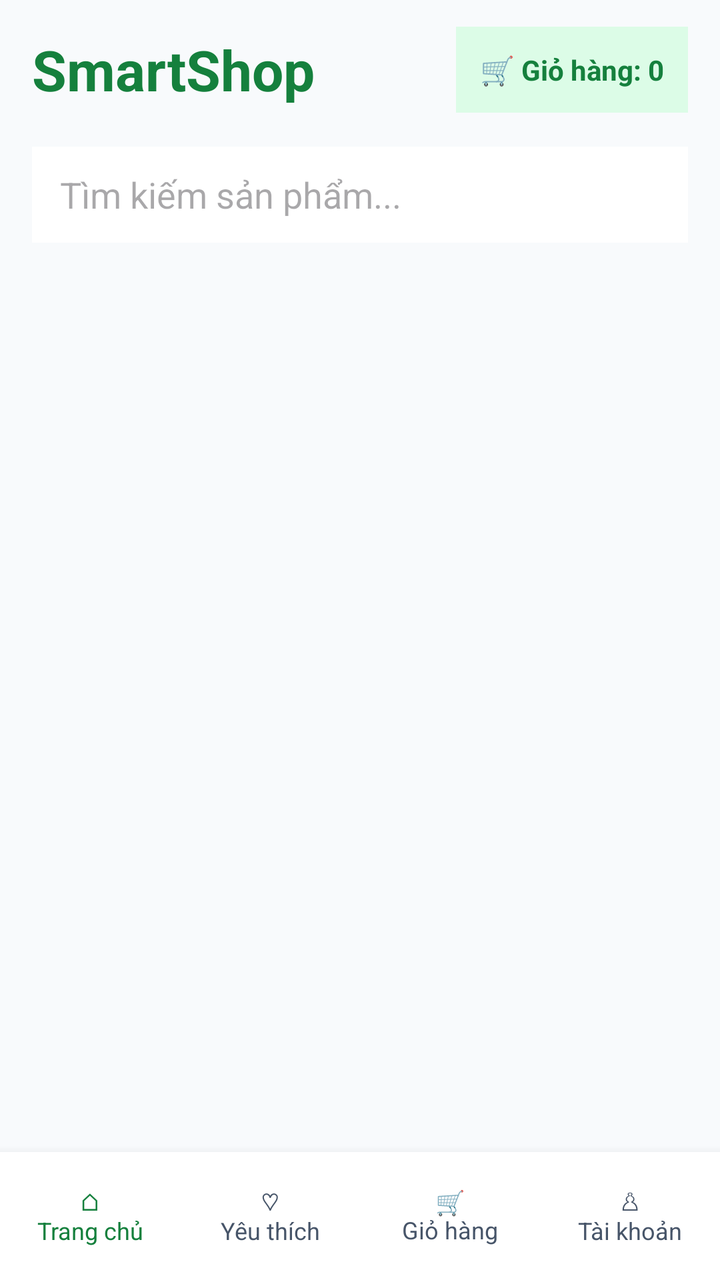
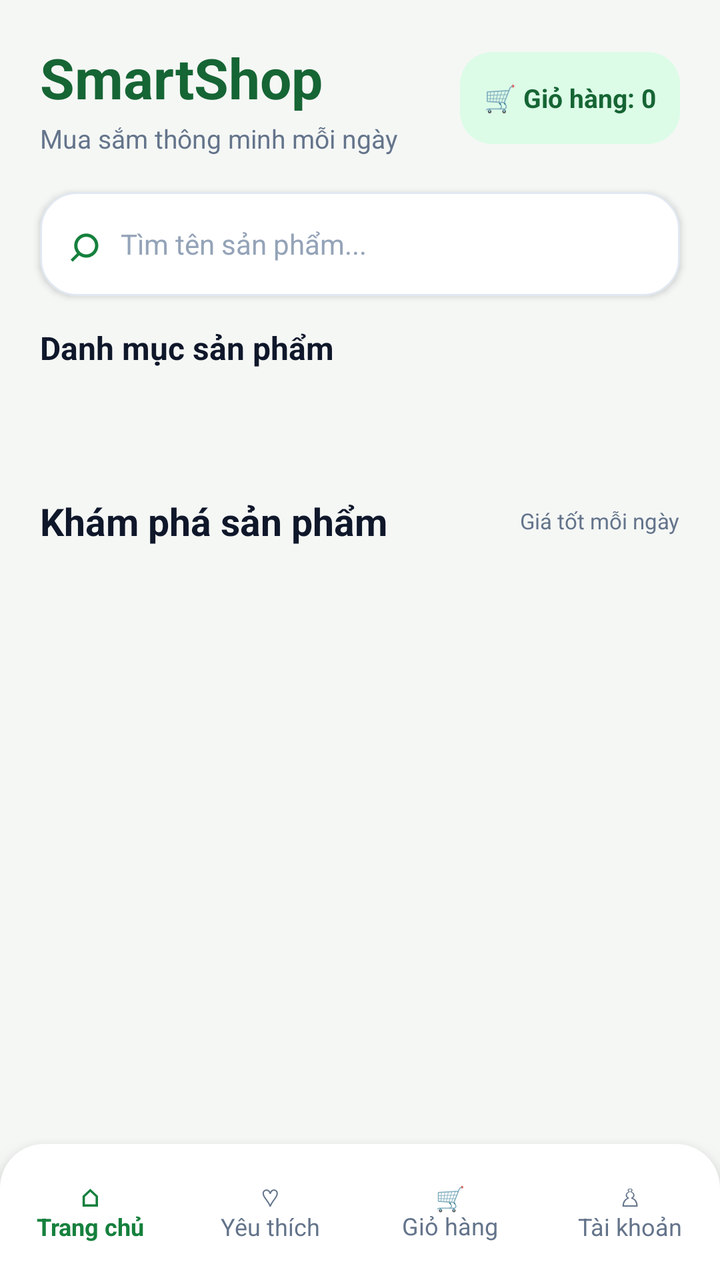

Two renders of the same Android screen: before a commit and after it. Below are the layout's source before the change and the commit's diff.
<!-- AndroidManifest.xml: application theme Theme.SmartShop -->
<!-- res/layout/activity_main.xml -->
<?xml version="1.0" encoding="utf-8"?>
<androidx.constraintlayout.widget.ConstraintLayout
    xmlns:android="http://schemas.android.com/apk/res/android"
    xmlns:app="http://schemas.android.com/apk/res-auto"
    xmlns:tools="http://schemas.android.com/tools"
    android:id="@+id/main"
    android:layout_width="match_parent"
    android:layout_height="match_parent"
    android:background="#F8FAFC"
    tools:context=".MainActivity">

    <TextView
        android:id="@+id/txtTitle"
        android:layout_width="wrap_content"
        android:layout_height="wrap_content"
        android:layout_marginStart="16dp"
        android:layout_marginTop="16dp"
        android:text="SmartShop"
        android:textColor="#15803D"
        android:textSize="28sp"
        android:textStyle="bold"
        app:layout_constraintStart_toStartOf="parent"
        app:layout_constraintTop_toTopOf="parent" />

    <TextView
        android:id="@+id/txtCart"
        android:layout_width="wrap_content"
        android:layout_height="wrap_content"
        android:layout_marginEnd="16dp"
        android:background="#DCFCE7"
        android:padding="12dp"
        android:text="🛒 Giỏ hàng: 0"
        android:textColor="#15803D"
        android:textStyle="bold"
        app:layout_constraintBottom_toBottomOf="@id/txtTitle"
        app:layout_constraintEnd_toEndOf="parent"
        app:layout_constraintTop_toTopOf="@id/txtTitle" />

    <EditText
        android:id="@+id/edtSearch"
        android:layout_width="0dp"
        android:layout_height="48dp"
        android:layout_marginStart="16dp"
        android:layout_marginTop="20dp"
        android:layout_marginEnd="16dp"
        android:background="#FFFFFF"
        android:hint="Tìm kiếm sản phẩm..."
        android:inputType="text"
        android:paddingStart="14dp"
        android:paddingEnd="14dp"
        android:singleLine="true"
        app:layout_constraintEnd_toEndOf="parent"
        app:layout_constraintStart_toStartOf="parent"
        app:layout_constraintTop_toBottomOf="@id/txtTitle" />

    <androidx.recyclerview.widget.RecyclerView
        android:id="@+id/rvProducts"
        android:layout_width="0dp"
        android:layout_height="0dp"
        android:clipToPadding="false"
        android:paddingTop="12dp"
        android:paddingBottom="8dp"
        app:layout_constraintBottom_toTopOf="@id/bottomNavigation"
        app:layout_constraintEnd_toEndOf="parent"
        app:layout_constraintStart_toStartOf="parent"
        app:layout_constraintTop_toBottomOf="@id/edtSearch"
        tools:listitem="@layout/item_product" />

    <LinearLayout
        android:id="@+id/bottomNavigation"
        android:layout_width="0dp"
        android:layout_height="64dp"
        android:background="#FFFFFF"
        android:elevation="8dp"
        android:gravity="center"
        android:orientation="horizontal"
        app:layout_constraintBottom_toBottomOf="parent"
        app:layout_constraintEnd_toEndOf="parent"
        app:layout_constraintStart_toStartOf="parent">

        <TextView
            android:id="@+id/navHome"
            android:layout_width="0dp"
            android:layout_height="match_parent"
            android:layout_weight="1"
            android:gravity="center"
            android:text="⌂\nTrang chủ"
            android:textColor="#15803D"
            android:textSize="12sp" />

        <TextView
            android:id="@+id/navFavorite"
            android:layout_width="0dp"
            android:layout_height="match_parent"
            android:layout_weight="1"
            android:gravity="center"
            android:text="♡\nYêu thích"
            android:textColor="#475569"
            android:textSize="12sp" />

        <TextView
            android:id="@+id/navCart"
            android:layout_width="0dp"
            android:layout_height="match_parent"
            android:layout_weight="1"
            android:gravity="center"
            android:text="🛒\nGiỏ hàng"
            android:textColor="#475569"
            android:textSize="12sp" />

        <TextView
            android:id="@+id/navAccount"
            android:layout_width="0dp"
            android:layout_height="match_parent"
            android:layout_weight="1"
            android:gravity="center"
            android:text="♙\nTài khoản"
            android:textColor="#475569"
            android:textSize="12sp" />

    </LinearLayout>

</androidx.constraintlayout.widget.ConstraintLayout>
<!-- res/layout/item_product.xml (included above) -->
<?xml version="1.0" encoding="utf-8"?>
<androidx.cardview.widget.CardView
    xmlns:android="http://schemas.android.com/apk/res/android"
    xmlns:app="http://schemas.android.com/apk/res-auto"
    android:layout_width="match_parent"
    android:layout_height="wrap_content"
    android:layout_marginBottom="12dp"
    android:layout_marginHorizontal="4dp"
    android:elevation="3dp"
    app:cardCornerRadius="12dp">

    <LinearLayout
        android:layout_width="match_parent"
        android:layout_height="wrap_content"
        android:orientation="horizontal"
        android:gravity="center_vertical"
        android:padding="10dp">

        
        <TextView
            android:id="@+id/txtEmoji"
            android:layout_width="56dp"
            android:layout_height="64dp"
            android:gravity="center"
            android:text="📱"
            android:textSize="32sp"
            android:background="#F1F5F9" />

        
        <LinearLayout
            android:layout_width="0dp"
            android:layout_height="wrap_content"
            android:layout_weight="1"
            android:orientation="vertical"
            android:layout_marginStart="8dp"
            android:layout_marginEnd="4dp">

            <TextView
                android:id="@+id/txtName"
                android:layout_width="match_parent"
                android:layout_height="wrap_content"
                android:text="Tên sản phẩm"
                android:textColor="#172033"
                android:textStyle="bold"
                android:textSize="14sp"
                android:maxLines="2" />

            <TextView
                android:id="@+id/txtCategory"
                android:layout_width="match_parent"
                android:layout_height="wrap_content"
                android:text="Danh mục"
                android:textColor="#64748B"
                android:textSize="12sp"
                android:layout_marginTop="4dp" />

            <TextView
                android:id="@+id/txtPrice"
                android:layout_width="match_parent"
                android:layout_height="wrap_content"
                android:text="100.000 đ"
                android:textColor="#15803D"
                android:textStyle="bold"
                android:textSize="12sp"
                android:layout_marginTop="5dp" />
        </LinearLayout>

        
        <TextView
            android:id="@+id/btnFavorite"
            android:layout_width="40dp"
            android:layout_height="44dp"
            android:gravity="center"
            android:text="♡"
            android:textSize="28sp"
            android:textColor="#64748B"
            android:background="?attr/selectableItemBackgroundBorderless"
            android:clickable="true"
            android:focusable="true"
            android:contentDescription="Thêm vào yêu thích" />

        
        <Button
            android:id="@+id/btnAddCart"
            android:layout_width="wrap_content"
            android:layout_height="40dp"
            android:minWidth="0dp"
            android:paddingStart="12dp"
            android:paddingEnd="12dp"
            android:text="Thêm"
            android:textSize="12sp"
            android:textAllCaps="false" />

    </LinearLayout>

</androidx.cardview.widget.CardView>
<!-- resources referenced by this layout -->
<resources>
  <style name="Theme.SmartShop" parent="Base.Theme.SmartShop" />
  <style name="Base.Theme.SmartShop" parent="Theme.Material3.DayNight.NoActionBar">
          
          
      </style>
</resources>

<!-- the commit's change to res/layout/activity_main.xml (unified diff, before → after) -->
@@ -6,96 +6,266 @@
     android:id="@+id/main"
     android:layout_width="match_parent"
     android:layout_height="match_parent"
-    android:background="#F8FAFC"
-    tools:context=".MainActivity">
-
-    <TextView
-        android:id="@+id/txtTitle"
-        android:layout_width="wrap_content"
+    android:background="#F5F7F5"
+    tools:context=".ui.main.MainActivity">
+
+    
+    
+    
+
+    <LinearLayout
+        android:id="@+id/header"
+        android:layout_width="0dp"
         android:layout_height="wrap_content"
-        android:layout_marginStart="16dp"
-        android:layout_marginTop="16dp"
-        android:text="SmartShop"
-        android:textColor="#15803D"
-        android:textSize="28sp"
-        android:textStyle="bold"
-        app:layout_constraintStart_toStartOf="parent"
-        app:layout_constraintTop_toTopOf="parent" />
-
-    <TextView
-        android:id="@+id/txtCart"
-        android:layout_width="wrap_content"
-        android:layout_height="wrap_content"
-        android:layout_marginEnd="16dp"
-        android:background="#DCFCE7"
-        android:padding="12dp"
-        android:text="🛒 Giỏ hàng: 0"
-        android:textColor="#15803D"
-        android:textStyle="bold"
-        app:layout_constraintBottom_toBottomOf="@id/txtTitle"
-        app:layout_constraintEnd_toEndOf="parent"
-        app:layout_constraintTop_toTopOf="@id/txtTitle" />
-
-    <EditText
-        android:id="@+id/edtSearch"
-        android:layout_width="0dp"
-        android:layout_height="48dp"
-        android:layout_marginStart="16dp"
+        android:layout_marginStart="20dp"
         android:layout_marginTop="20dp"
-        android:layout_marginEnd="16dp"
-        android:background="#FFFFFF"
-        android:hint="Tìm kiếm sản phẩm..."
-        android:inputType="text"
+        android:layout_marginEnd="20dp"
+        android:gravity="center_vertical"
+        android:orientation="horizontal"
+        app:layout_constraintTop_toTopOf="parent"
+        app:layout_constraintStart_toStartOf="parent"
+        app:layout_constraintEnd_toEndOf="parent">
+
+        <LinearLayout
+            android:layout_width="0dp"
+            android:layout_height="wrap_content"
+            android:layout_weight="1"
+            android:orientation="vertical">
+
+            <TextView
+                android:id="@+id/txtTitle"
+                android:layout_width="wrap_content"
+                android:layout_height="wrap_content"
+                android:text="SmartShop"
+                android:textColor="#166534"
+                android:textSize="28sp"
+                android:textStyle="bold" />
+
+            <TextView
+                android:layout_width="wrap_content"
+                android:layout_height="wrap_content"
+                android:layout_marginTop="3dp"
+                android:text="Mua sắm thông minh mỗi ngày"
+                android:textColor="#64748B"
+                android:textSize="13sp" />
+
+        </LinearLayout>
+
+        <TextView
+            android:id="@+id/txtCart"
+            android:layout_width="wrap_content"
+            android:layout_height="46dp"
+            android:background="@drawable/bg_cart_button"
+            android:clickable="true"
+            android:focusable="true"
+            android:gravity="center"
+            android:minWidth="105dp"
+            android:paddingStart="12dp"
+            android:paddingEnd="12dp"
+            android:text="🛒 Giỏ hàng: 0"
+            android:textColor="#166534"
+            android:textSize="13sp"
+            android:textStyle="bold" />
+
+    </LinearLayout>
+
+
+    
+    
+    
+
+    <LinearLayout
+        android:id="@+id/searchContainer"
+        android:layout_width="0dp"
+        android:layout_height="52dp"
+        android:layout_marginStart="20dp"
+        android:layout_marginTop="18dp"
+        android:layout_marginEnd="20dp"
+        android:background="@drawable/bg_search_modern"
+        android:elevation="2dp"
+        android:gravity="center_vertical"
+        android:orientation="horizontal"
         android:paddingStart="14dp"
         android:paddingEnd="14dp"
-        android:singleLine="true"
-        app:layout_constraintEnd_toEndOf="parent"
-        app:layout_constraintStart_toStartOf="parent"
-        app:layout_constraintTop_toBottomOf="@id/txtTitle" />
+        app:layout_constraintTop_toBottomOf="@id/header"
+        app:layout_constraintStart_toStartOf="parent"
+        app:layout_constraintEnd_toEndOf="parent">
+
+        <TextView
+            android:layout_width="wrap_content"
+            android:layout_height="wrap_content"
+            android:text="⌕"
+            android:textColor="#15803D"
+            android:textSize="26sp" />
+
+        <EditText
+            android:id="@+id/edtSearch"
+            android:layout_width="0dp"
+            android:layout_height="match_parent"
+            android:layout_marginStart="10dp"
+            android:layout_weight="1"
+            android:background="@android:color/transparent"
+            android:hint="Tìm tên sản phẩm..."
+            android:imeOptions="actionSearch"
+            android:inputType="text"
+            android:padding="0dp"
+            android:singleLine="true"
+            android:textColor="#0F172A"
+            android:textColorHint="#94A3B8"
+            android:textSize="14sp" />
+
+    </LinearLayout>
+
+
+    
+    
+    
+
+    <TextView
+        android:id="@+id/txtCategoryHeading"
+        android:layout_width="0dp"
+        android:layout_height="wrap_content"
+        android:layout_marginStart="20dp"
+        android:layout_marginTop="15dp"
+        android:layout_marginEnd="20dp"
+        android:text="Danh mục sản phẩm"
+        android:textColor="#0F172A"
+        android:textSize="16sp"
+        android:textStyle="bold"
+        app:layout_constraintTop_toBottomOf="@id/searchContainer"
+        app:layout_constraintStart_toStartOf="parent"
+        app:layout_constraintEnd_toEndOf="parent" />
+
+
+    
+    
+    
+
+    <HorizontalScrollView
+        android:id="@+id/categoryScroll"
+        android:layout_width="0dp"
+        android:layout_height="48dp"
+        android:layout_marginTop="5dp"
+        android:clipToPadding="false"
+        android:fillViewport="false"
+        android:scrollbars="none"
+        android:overScrollMode="never"
+        app:layout_constraintTop_toBottomOf="@id/txtCategoryHeading"
+        app:layout_constraintStart_toStartOf="parent"
+        app:layout_constraintEnd_toEndOf="parent">
+
+        <LinearLayout
+            android:id="@+id/categoryRow"
+            android:layout_width="wrap_content"
+            android:layout_height="match_parent"
+            android:gravity="center_vertical"
+            android:orientation="horizontal"
+            android:paddingStart="20dp"
+            android:paddingEnd="20dp" />
+
+    </HorizontalScrollView>
+
+
+    
+    
+    
+
+    <LinearLayout
+        android:id="@+id/productHeading"
+        android:layout_width="0dp"
+        android:layout_height="wrap_content"
+        android:layout_marginStart="20dp"
+        android:layout_marginTop="10dp"
+        android:layout_marginEnd="20dp"
+        android:gravity="center_vertical"
+        android:orientation="horizontal"
+        app:layout_constraintTop_toBottomOf="@id/categoryScroll"
+        app:layout_constraintStart_toStartOf="parent"
+        app:layout_constraintEnd_toEndOf="parent">
+
+        <TextView
+            android:layout_width="0dp"
+            android:layout_height="wrap_content"
+            android:layout_weight="1"
+            android:text="Khám phá sản phẩm"
+            android:textColor="#0F172A"
+            android:textSize="19sp"
+            android:textStyle="bold" />
+
+        <TextView
+            android:layout_width="wrap_content"
+            android:layout_height="wrap_content"
+            android:text="Giá tốt mỗi ngày"
+            android:textColor="#64748B"
+            android:textSize="11sp" />
+
+    </LinearLayout>
+
+
+    
+    
+    
 
     <androidx.recyclerview.widget.RecyclerView
         android:id="@+id/rvProducts"
         android:layout_width="0dp"
         android:layout_height="0dp"
         android:clipToPadding="false"
+        android:paddingStart="16dp"
         android:paddingTop="12dp"
-        android:paddingBottom="8dp"
+        android:paddingEnd="16dp"
+        android:paddingBottom="16dp"
+        android:scrollbars="vertical"
+        android:fadeScrollbars="false"
+        android:overScrollMode="ifContentScrolls"
+        app:layout_constraintTop_toBottomOf="@id/productHeading"
         app:layout_constraintBottom_toTopOf="@id/bottomNavigation"
+        app:layout_constraintStart_toStartOf="parent"
         app:layout_constraintEnd_toEndOf="parent"
-        app:layout_constraintStart_toStartOf="parent"
-        app:layout_constraintTop_toBottomOf="@id/edtSearch"
         tools:listitem="@layout/item_product" />
+
+
+    
+    
+    
 
     <LinearLayout
         android:id="@+id/bottomNavigation"
         android:layout_width="0dp"
-        android:layout_height="64dp"
-        android:background="#FFFFFF"
+        android:layout_height="68dp"
+        android:background="@drawable/bg_bottom_nav"
         android:elevation="8dp"
         android:gravity="center"
         android:orientation="horizontal"
+        android:paddingTop="4dp"
+        android:paddingBottom="4dp"
         app:layout_constraintBottom_toBottomOf="parent"
-        app:layout_constraintEnd_toEndOf="parent"
-        app:layout_constraintStart_toStartOf="parent">
+        app:layout_constraintStart_toStartOf="parent"
+        app:layout_constraintEnd_toEndOf="parent">
 
         <TextView
             android:id="@+id/navHome"
             android:layout_width="0dp"
             android:layout_height="match_parent"
             android:layout_weight="1"
+            android:clickable="true"
+            android:focusable="true"
             android:gravity="center"
             android:text="⌂\nTrang chủ"
             android:textColor="#15803D"
-            android:textSize="12sp" />
+            android:textSize="12sp"
+            android:textStyle="bold" />
 
         <TextView
             android:id="@+id/navFavorite"
             android:layout_width="0dp"
             android:layout_height="match_parent"
             android:layout_weight="1"
+            android:clickable="true"
+            android:focusable="true"
             android:gravity="center"
             android:text="♡\nYêu thích"
-            android:textColor="#475569"
+            android:textColor="#64748B"
             android:textSize="12sp" />
 
         <TextView
@@ -103,9 +273,11 @@
             android:layout_width="0dp"
             android:layout_height="match_parent"
             android:layout_weight="1"
+            android:clickable="true"
+            android:focusable="true"
             android:gravity="center"
             android:text="🛒\nGiỏ hàng"
-            android:textColor="#475569"
+            android:textColor="#64748B"
             android:textSize="12sp" />
 
         <TextView
@@ -113,9 +285,11 @@
             android:layout_width="0dp"
             android:layout_height="match_parent"
             android:layout_weight="1"
+            android:clickable="true"
+            android:focusable="true"
             android:gravity="center"
             android:text="♙\nTài khoản"
-            android:textColor="#475569"
+            android:textColor="#64748B"
             android:textSize="12sp" />
 
     </LinearLayout>
@@ -128,27 +302,47 @@
     xmlns:app="http://schemas.android.com/apk/res-auto"
     android:layout_width="match_parent"
     android:layout_height="wrap_content"
+    android:layout_marginHorizontal="4dp"
     android:layout_marginBottom="12dp"
-    android:layout_marginHorizontal="4dp"
-    android:elevation="3dp"
-    app:cardCornerRadius="12dp">
+    app:cardCornerRadius="16dp"
+    app:cardElevation="3dp"
+    app:cardUseCompatPadding="false"
+    app:cardBackgroundColor="#FFFFFF">
 
     <LinearLayout
         android:layout_width="match_parent"
         android:layout_height="wrap_content"
         android:orientation="horizontal"
         android:gravity="center_vertical"
-        android:padding="10dp">
+        android:padding="12dp">
 
         
-        <TextView
-            android:id="@+id/txtEmoji"
-            android:layout_width="56dp"
-            android:layout_height="64dp"
-            android:gravity="center"
-            android:text="📱"
-            android:textSize="32sp"
-            android:background="#F1F5F9" />
+        <FrameLayout
+            android:layout_width="100dp"
+            android:layout_height="112dp"
+            android:background="#F1F8F3">
+
+            
+            <ImageView
+                android:id="@+id/imgProduct"
+                android:layout_width="match_parent"
+                android:layout_height="match_parent"
+                android:padding="5dp"
+                android:scaleType="fitCenter"
+                android:visibility="gone"
+                android:contentDescription="Hình ảnh sản phẩm" />
+
+            
+            <TextView
+                android:id="@+id/txtEmoji"
+                android:layout_width="match_parent"
+                android:layout_height="match_parent"
+                android:gravity="center"
+                android:text="📱"
+                android:textSize="36sp"
+                android:visibility="visible" />
+
+        </FrameLayout>
 
         
         <LinearLayout
@@ -156,65 +350,84 @@
             android:layout_height="wrap_content"
             android:layout_weight="1"
             android:orientation="vertical"
-            android:layout_marginStart="8dp"
-            android:layout_marginEnd="4dp">
-
+            android:layout_marginStart="12dp"
+            android:layout_marginEnd="5dp">
+
+            
             <TextView
                 android:id="@+id/txtName"
                 android:layout_width="match_parent"
                 android:layout_height="wrap_content"
                 android:text="Tên sản phẩm"
-                android:textColor="#172033"
+                android:textColor="#25332A"
                 android:textStyle="bold"
                 android:textSize="14sp"
-                android:maxLines="2" />
-
+                android:maxLines="2"
+                android:ellipsize="end" />
+
+            
             <TextView
                 android:id="@+id/txtCategory"
                 android:layout_width="match_parent"
                 android:layout_height="wrap_content"
-                android:text="Danh mục"
-                android:textColor="#64748B"
+                android:text="Điện thoại"
+                android:textColor="#78847B"
                 android:textSize="12sp"
-                android:layout_marginTop="4dp" />
-
+                android:layout_marginTop="5dp" />
+
+            
             <TextView
                 android:id="@+id/txtPrice"
                 android:layout_width="match_parent"
                 android:layout_height="wrap_content"
-                android:text="100.000 đ"
+                android:text="5.990.000 đ"
                 android:textColor="#15803D"
                 android:textStyle="bold"
-                android:textSize="12sp"
-                android:layout_marginTop="5dp" />
+                android:textSize="16sp"
+                android:layout_marginTop="8dp" />
+
+            
+            <LinearLayout
+                android:layout_width="match_parent"
+                android:layout_height="42dp"
+                android:orientation="horizontal"
+                android:gravity="center_vertical"
+                android:layout_marginTop="9dp">
+
+                
+                <TextView
+                    android:id="@+id/btnFavorite"
+                    android:layout_width="40dp"
+                    android:layout_height="40dp"
+                    android:gravity="center"
+                    android:text="♡"
+                    android:textSize="25sp"
+                    android:textColor="#15803D"
+                    android:background="?attr/selectableItemBackgroundBorderless"
+                    android:clickable="true"
+                    android:focusable="true"
+                    android:contentDescription="Thêm vào yêu thích" />
+
+                
+                <Button
+                    android:id="@+id/btnAddCart"
+                    android:layout_width="0dp"
+                    android:layout_height="40dp"
+                    android:layout_weight="1"
+                    android:layout_marginStart="6dp"
+                    android:minWidth="0dp"
+                    android:minHeight="0dp"
+                    android:paddingHorizontal="8dp"
+                    android:text="Thêm giỏ"
+                    android:textSize="12sp"
+                    android:textColor="#FFFFFF"
+                    android:textAllCaps="false"
+                    android:backgroundTint="#15803D" />
+
+            </LinearLayout>
+
         </LinearLayout>
 
-        
-        <TextView
-            android:id="@+id/btnFavorite"
-            android:layout_width="40dp"
-            android:layout_height="44dp"
-            android:gravity="center"
-            android:text="♡"
-            android:textSize="28sp"
-            android:textColor="#64748B"
-            android:background="?attr/selectableItemBackgroundBorderless"
-            android:clickable="true"
-            android:focusable="true"
-            android:contentDescription="Thêm vào yêu thích" />
-
-        
-        <Button
-            android:id="@+id/btnAddCart"
-            android:layout_width="wrap_content"
-            android:layout_height="40dp"
-            android:minWidth="0dp"
-            android:paddingStart="12dp"
-            android:paddingEnd="12dp"
-            android:text="Thêm"
-            android:textSize="12sp"
-            android:textAllCaps="false" />
-
     </LinearLayout>
 
 </androidx.cardview.widget.CardView>
<!-- resource entries referenced after the edit -->
@@ -1,5 +1,41 @@
 <!-- resources referenced by this layout -->
 <resources>
+  <!-- drawable bg_bottom_nav (drawable) -->
+  <?xml version="1.0" encoding="utf-8"?>
+  <shape xmlns:android="http://schemas.android.com/apk/res/android"
+      android:shape="rectangle">
+  
+      <solid android:color="#FFFFFF" />
+  
+      <corners
+          android:topLeftRadius="22dp"
+          android:topRightRadius="22dp" />
+  
+  </shape>
+  <!-- drawable bg_cart_button (drawable) -->
+  <?xml version="1.0" encoding="utf-8"?>
+  <shape xmlns:android="http://schemas.android.com/apk/res/android"
+      android:shape="rectangle">
+  
+      <solid android:color="#DCFCE7" />
+  
+      <corners android:radius="16dp" />
+  
+  </shape>
+  <!-- drawable bg_search_modern (drawable) -->
+  <?xml version="1.0" encoding="utf-8"?>
+  <shape xmlns:android="http://schemas.android.com/apk/res/android"
+      android:shape="rectangle">
+  
+      <solid android:color="#FFFFFF" />
+  
+      <corners android:radius="18dp" />
+  
+      <stroke
+          android:width="1dp"
+          android:color="#E2E8F0" />
+  
+  </shape>
   <style name="Theme.SmartShop" parent="Base.Theme.SmartShop" />
   <style name="Base.Theme.SmartShop" parent="Theme.Material3.DayNight.NoActionBar">
           
